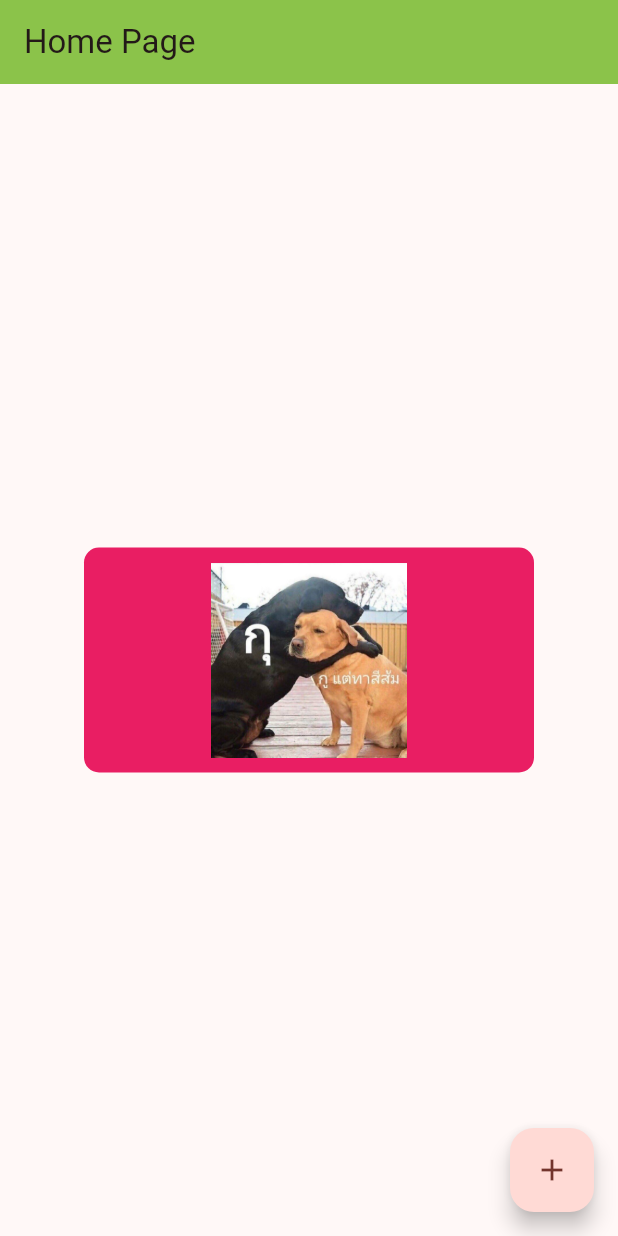
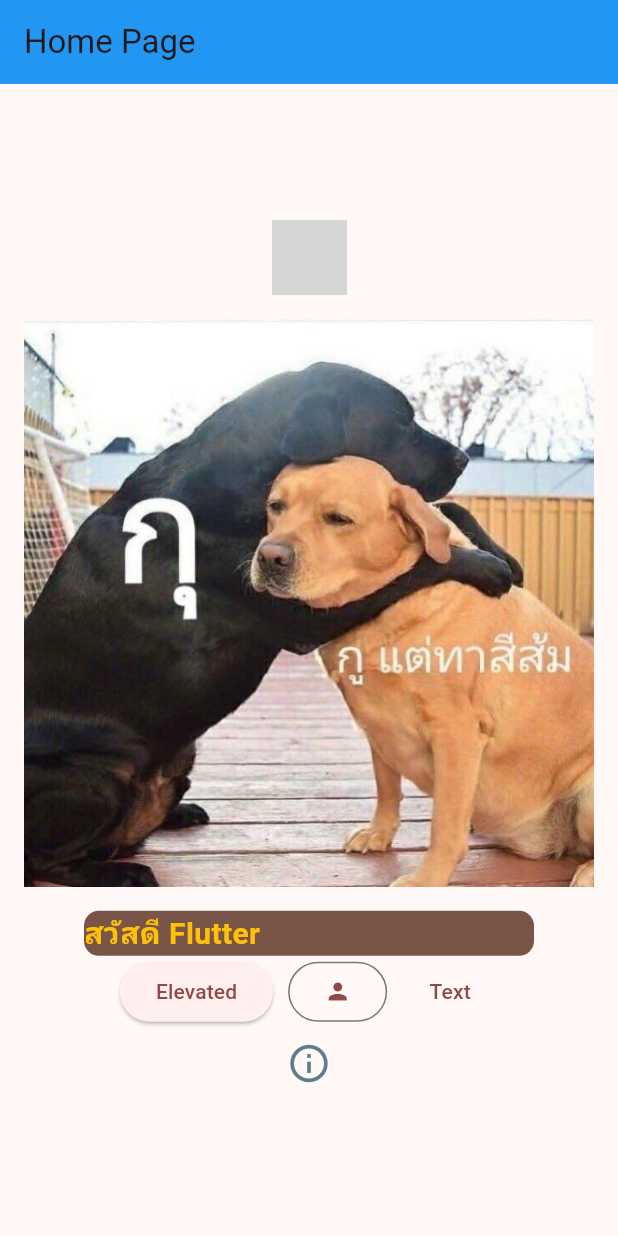
Before and after one commit to suwimon2004/my_first_flutter, a Flutter app: the screen it shows after launch, on a phone screen of 412 x 824 dp. Run offline on Flutter 3.47's test engine with Material 3 defaults, Android fonts, the phone set to English and light mode, and no system bars; our stand-ins replace google_fonts; network calls fail; Roboto replaces fonts that are missing (Lacquer); grey boxes are pictures that could not be loaded.

Commit message:
add container images

```diff
--- a/my_first_flutter/lib/main.dart
+++ b/my_first_flutter/lib/main.dart
@@ -1,4 +1,6 @@
-import 'package:flutter/material.dart'; // Import ไลบรารี Material ของ Flutter
+import 'package:flutter/material.dart';
+import 'package:google_fonts/google_fonts.dart'; // Import ไลบรารี Material ของ Flutter
+//import 'package:google_fonts/google_fonts.dart';
 
 void main() {
   // จุดเริ่มต้นของแอป Flutter
@@ -13,13 +15,14 @@ class MyApp extends StatelessWidget {
   Widget build(BuildContext context) {
     // เมธอด build() ส่งคืนโครงสร้างต้นไม้วิดเจ็ตสำหรับวิดเจ็ตนี้
     return MaterialApp(
-      title: 'My Awesome App',
-      debugShowCheckedModeBanner: false, // ซ่อนแบนเนอร์ debug
       theme: ThemeData(
-        colorScheme: ColorScheme.fromSeed(seedColor: Colors.red),
-        useMaterial3: true, // ใช้ Material Design เวอร์ชันล่าสุด
+        colorScheme: ColorScheme.fromSeed(
+          seedColor: const Color.fromARGB(255, 231, 73, 73),
         ),
-      home: const MyHomePage(), // วิดเจ็ตหน้าจอหลักของคุณ
+        useMaterial3: true,
+      ),
+      title: 'Flutter Demo',
+      home: const MyHomePage(),
     );
   }
 }
@@ -30,33 +33,86 @@ class MyHomePage extends StatelessWidget {
   @override
   Widget build(BuildContext context) {
     return Scaffold(
-      // ให้โครงสร้างแอปพื้นฐาน
       appBar: AppBar(
         title: const Text('Home Page'),
-        backgroundColor: Colors.lightGreen, // ปรับแต่งสี AppBar
+        backgroundColor: Colors.blue, // ปรับแต่งสี AppBar
       ),
-      body: Center(
-        // พื้นที่เนื้อหาหลัก
-        child: Container(
-          padding: EdgeInsets.all(10),
-          width: 300,
-          height: 150,
+      body: Padding(
+        // เพิ่ม Padding รอบ Column
+        padding: const EdgeInsets.all(16.0),
+        child: Column(
+          // ใช้ Column สำหรับเลย์เอาต์แนวตั้ง
+          mainAxisAlignment: MainAxisAlignment.center,
+          children: <Widget>[
+            Image.network(
+              'https://cdn.pixabay.com/photo/2016/03/27/21/16/pet-1284307_1280.jpg',
+              height: 50.0,
+              fit: BoxFit.fitHeight,
+            ),
+            const SizedBox(height: 16.0),
+            Image.asset(
+              'assets/images/dogMe.jpg',
+              errorBuilder: (context, error, stackTrace) {
+                // แนวปฏิบัติที่ดีแม้สำหรับ assets, เผื่อกรณีพาธผิด
+                return const Text(
+                  'เกิดข้อผิดพลาดในการโหลด asset',
+                  style: TextStyle(color: Colors.red),
+                );
+              },
+            ),
+            const SizedBox(height: 16.0),
+            Container(
+              width: 300.0,
               decoration: BoxDecoration(
-            color: Colors.pink,
-            borderRadius: BorderRadius.circular(10),
+                color: Colors.brown,
+                borderRadius: BorderRadius.circular(10.0),
               ),
-          child: Center(
-            child: Image.asset('assets/images/dogMe.jpg'),
+              child: Text(
+                "สวัสดี Flutter",
+                style: GoogleFonts.lacquer(
+                  fontSize: 20.0,
+                  fontWeight: FontWeight.bold,
+                  color: Colors.amber,
                 ),
               ),
             ),
-      floatingActionButton: FloatingActionButton(
+            Row(
+              mainAxisAlignment:
+                  MainAxisAlignment.center, // จัดกึ่งกลางปุ่มแนวนอน
+              children: <Widget>[
+                ElevatedButton(
                   onPressed: () {
-          // การกระทำที่จะทำเมื่อกดปุ่ม
-          // ignore: avoid_print
-          print('FAB Pressed!');
+                    print('กดปุ่ม Elevated');
                   },
-        child: const Icon(Icons.add), // ไอคอนสำหรับปุ่ม
+                  child: const Text('Elevated'),
+                ),
+                const SizedBox(width: 10), // เว้นวรรคระหว่างปุ่ม
+                OutlinedButton(
+                  onPressed: () {
+                    print('กดปุ่ม Outlined');
+                  },
+                  child: const Icon(Icons.person),
+                ),
+                const SizedBox(width: 10), // เว้นวรรคระหว่างปุ่ม
+                TextButton(
+                  onPressed: () {
+                    print('กดปุ่ม Text');
+                  },
+                  child: const Text('Text'),
+                ),
+              ],
+            ),
+            IconButton(
+              onPressed: () {
+                print('กดไอคอน Info');
+              },
+              icon: const Icon(Icons.info_outline),
+              iconSize: 30,
+              tooltip: 'ข้อมูล', // ข้อความช่วยเหลือ
+              color: Colors.blueGrey,
+            ),
+          ],
+        ),
       ),
     );
   }
--- a/my_first_flutter/pubspec.yaml
+++ b/my_first_flutter/pubspec.yaml
@@ -34,6 +34,7 @@ dependencies:
   # The following adds the Cupertino Icons font to your application.
   # Use with the CupertinoIcons class for iOS style icons.
   cupertino_icons: ^1.0.8
+  google_fonts: ^6.2.1
 
 dev_dependencies:
   flutter_test:
```
Also changed, not shown: my_first_flutter/pubspec.lock, 1 other file. Lines whose indentation alone changed are shown as unchanged.
